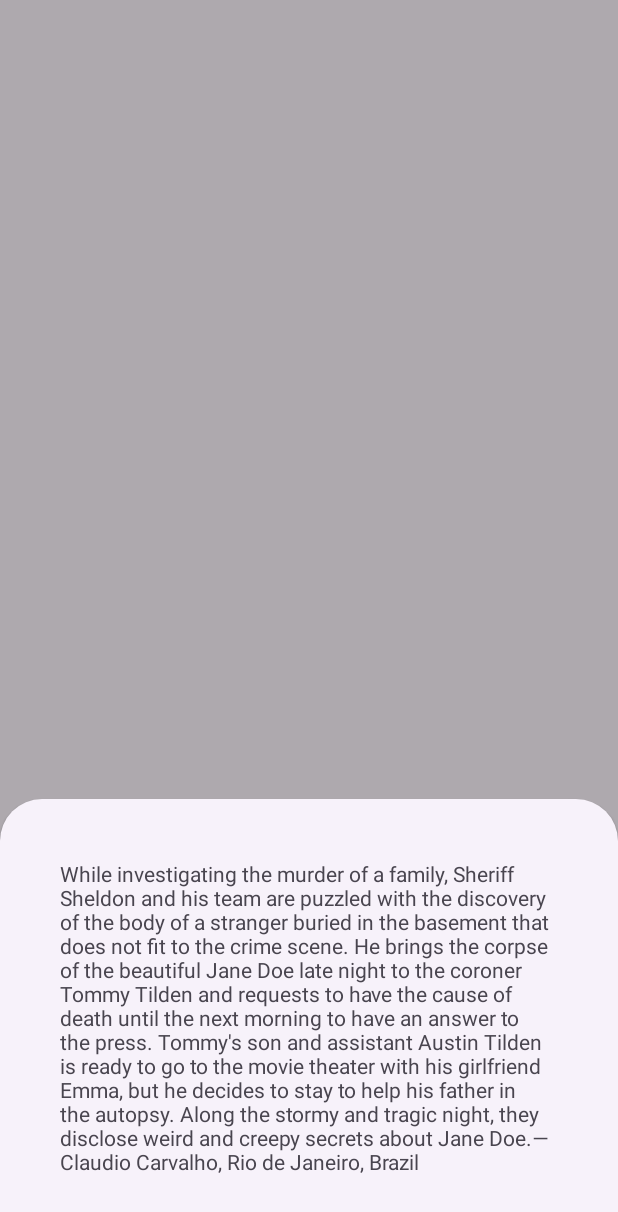
After one commit to zer0231/Synefiliya, an Android app: the fragment ModalBottomSheet shown on its own in the app's theme, on a phone screen of 412 x 824 dp. The commit adds this screen. Shown: the top 1212 px of the screen. Run offline under Robolectric (Android 15) with nearby library versions, the phone set to English and light mode, and no system bars.

Commit message:
Added bottom sheet for description

```diff
--- /dev/null
+++ b/app/src/main/java/com/zero/synefiliya/utils/ModalBottomSheet.kt
@@ -0,0 +1,37 @@
+package com.zero.synefiliya.utils
+
+import android.os.Bundle
+import android.view.LayoutInflater
+import android.view.View
+import android.view.ViewGroup
+import com.google.android.material.bottomsheet.BottomSheetDialogFragment
+import com.zero.synefiliya.R
+import com.zero.synefiliya.databinding.ModalBottomSheetContentBinding
+
+class ModalBottomSheet : BottomSheetDialogFragment() {
+    private var description:String? = null
+    private var _binding: ModalBottomSheetContentBinding? = null
+    private val binding get() = _binding!!
+    override fun onCreateView(
+        inflater: LayoutInflater,
+        container: ViewGroup?,
+        savedInstanceState: Bundle?
+    ): View {
+        _binding = ModalBottomSheetContentBinding.inflate(inflater, container, false)
+        return binding.root
+    }
+
+    companion object {
+        const val TAG = "ModalBottomSheet"
+    }
+
+    override fun onViewCreated(view: View, savedInstanceState: Bundle?) {
+        super.onViewCreated(view, savedInstanceState)
+       if(description!= null){
+           binding.descTv.text = description
+       }
+    }
+    fun setDescription(desc: String) {
+        description = desc
+    }
+}
--- /dev/null
+++ b/app/src/main/res/layout/modal_bottom_sheet_content.xml
@@ -0,0 +1,17 @@
+<?xml version="1.0" encoding="utf-8"?>
+<androidx.constraintlayout.widget.ConstraintLayout xmlns:android="http://schemas.android.com/apk/res/android"
+    android:layout_width="match_parent"
+    android:layout_height="match_parent"
+    xmlns:app="http://schemas.android.com/apk/res-auto">
+
+    <com.google.android.material.textview.MaterialTextView
+        android:id="@+id/desc_tv"
+        android:padding="40dp"
+        android:layout_width="0dp"
+        android:layout_height="wrap_content"
+        android:text="@string/desc"
+        app:layout_constraintEnd_toEndOf="parent"
+        app:layout_constraintStart_toStartOf="parent"
+        app:layout_constraintTop_toTopOf="parent" />
+
+</androidx.constraintlayout.widget.ConstraintLayout>
```
Also changed, not shown: app/src/main/java/com/zero/synefiliya/fragments/detailFragment/DetailFragment.kt (+28 -1 lines).
